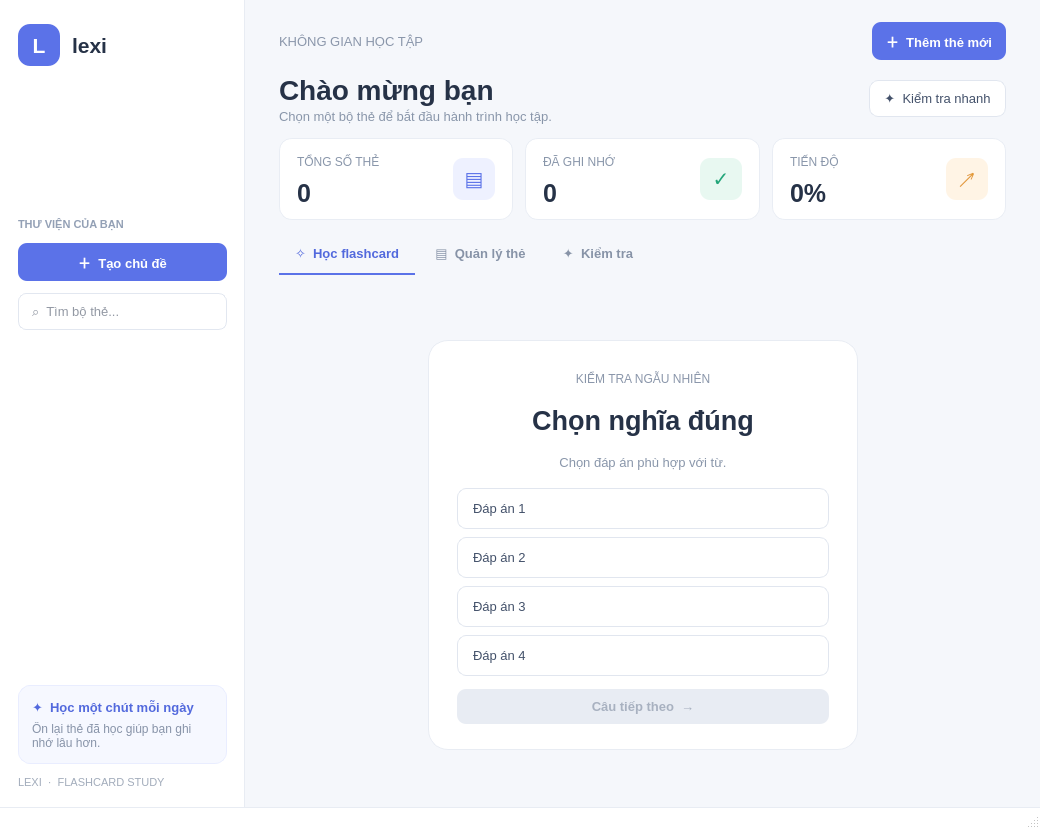
Before: the Qt Designer form mainWindow.ui in anhphamtuk18-oss/flashcard-app, drawn with Qt 5.
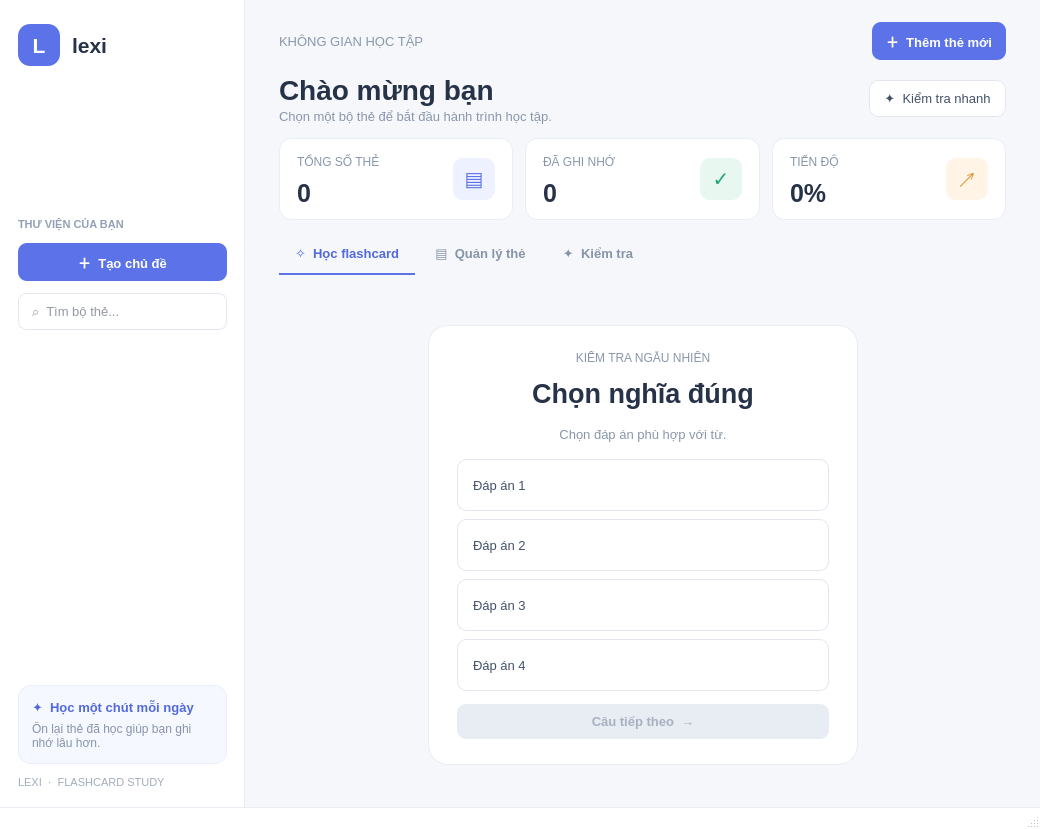
After: the same form once the commit is applied. The open tabs and pages were chosen to show the change.

Commit message: sửa lại size các button đáp án trong Kiểm tra nhanh

```diff
--- a/mainWindow.ui
+++ b/mainWindow.ui
@@ -1295,7 +1295,7 @@
                  <item>
                   <widget class="QPushButton" name="quizOption1">
                    <property name="styleSheet">
-                    <string notr="true">QPushButton { text-align: left; padding: 12px 15px; background: white; border: 1px solid #E1E6EF; border-radius: 9px; } QPushButton:hover { background: #F5F7FF; border-color: #AAB7F5; }</string>
+                    <string notr="true">QPushButton { text-align: left; padding: 6px 15px; min-height: 38px; background: white; border: 1px solid #E1E6EF; border-radius: 9px; } QPushButton:hover { background: #F5F7FF; border-color: #AAB7F5; }</string>
                    </property>
                    <property name="text">
                     <string>Đáp án 1</string>
@@ -1305,7 +1305,7 @@
                  <item>
                   <widget class="QPushButton" name="quizOption2">
                    <property name="styleSheet">
-                    <string notr="true">QPushButton { text-align: left; padding: 12px 15px; background: white; border: 1px solid #E1E6EF; border-radius: 9px; } QPushButton:hover { background: #F5F7FF; border-color: #AAB7F5; }</string>
+                    <string notr="true">QPushButton { text-align: left; padding: 6px 15px; min-height: 38px; background: white; border: 1px solid #E1E6EF; border-radius: 9px; } QPushButton:hover { background: #F5F7FF; border-color: #AAB7F5; }</string>
                    </property>
                    <property name="text">
                     <string>Đáp án 2</string>
@@ -1315,7 +1315,7 @@
                  <item>
                   <widget class="QPushButton" name="quizOption3">
                    <property name="styleSheet">
-                    <string notr="true">QPushButton { text-align: left; padding: 12px 15px; background: white; border: 1px solid #E1E6EF; border-radius: 9px; }</string>
+                    <string notr="true">QPushButton { text-align: left; padding: 6px 15px; min-height: 38px; background: white; border: 1px solid #E1E6EF; border-radius: 9px; }</string>
                    </property>
                    <property name="text">
                     <string>Đáp án 3</string>
@@ -1325,7 +1325,7 @@
                  <item>
                   <widget class="QPushButton" name="quizOption4">
                    <property name="styleSheet">
-                    <string notr="true">QPushButton { text-align: left; padding: 12px 15px; background: white; border: 1px solid #E1E6EF; border-radius: 9px; }</string>
+                    <string notr="true">QPushButton { text-align: left; padding: 6px 15px; min-height: 38px; background: white; border: 1px solid #E1E6EF; border-radius: 9px; }</string>
                    </property>
                    <property name="text">
                     <string>Đáp án 4</string>
```
Left out of the diff: 113 changed lines with no effect on the pictures.
